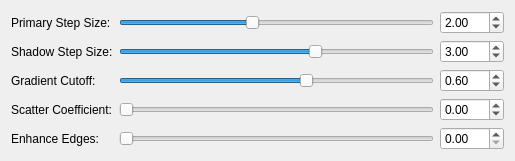
Above: Source/VoxRender/Interface/samplingwidget.ui from nagyistoce/voxrender before the change. Below: the same form after it.
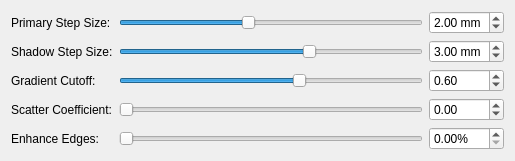
That is the form after the change.

The edit to the form file:
```diff
--- a/Source/VoxRender/Interface/samplingwidget.ui
+++ b/Source/VoxRender/Interface/samplingwidget.ui
@@ -66,6 +66,9 @@
          <height>0</height>
         </size>
        </property>
+       <property name="suffix">
+        <string> mm</string>
+       </property>
        <property name="decimals">
         <number>2</number>
        </property>
@@ -85,6 +88,9 @@
      </item>
      <item row="1" column="2">
       <widget class="QDoubleSpinBox" name="doubleSpinBox_shadowStep">
+       <property name="suffix">
+        <string> mm</string>
+       </property>
        <property name="decimals">
         <number>2</number>
        </property>
@@ -177,6 +183,9 @@
      </item>
      <item row="4" column="2">
       <widget class="QDoubleSpinBox" name="doubleSpinBox_edge">
+       <property name="suffix">
+        <string>%</string>
+       </property>
        <property name="maximum">
         <double>100.000000000000000</double>
        </property>
```
